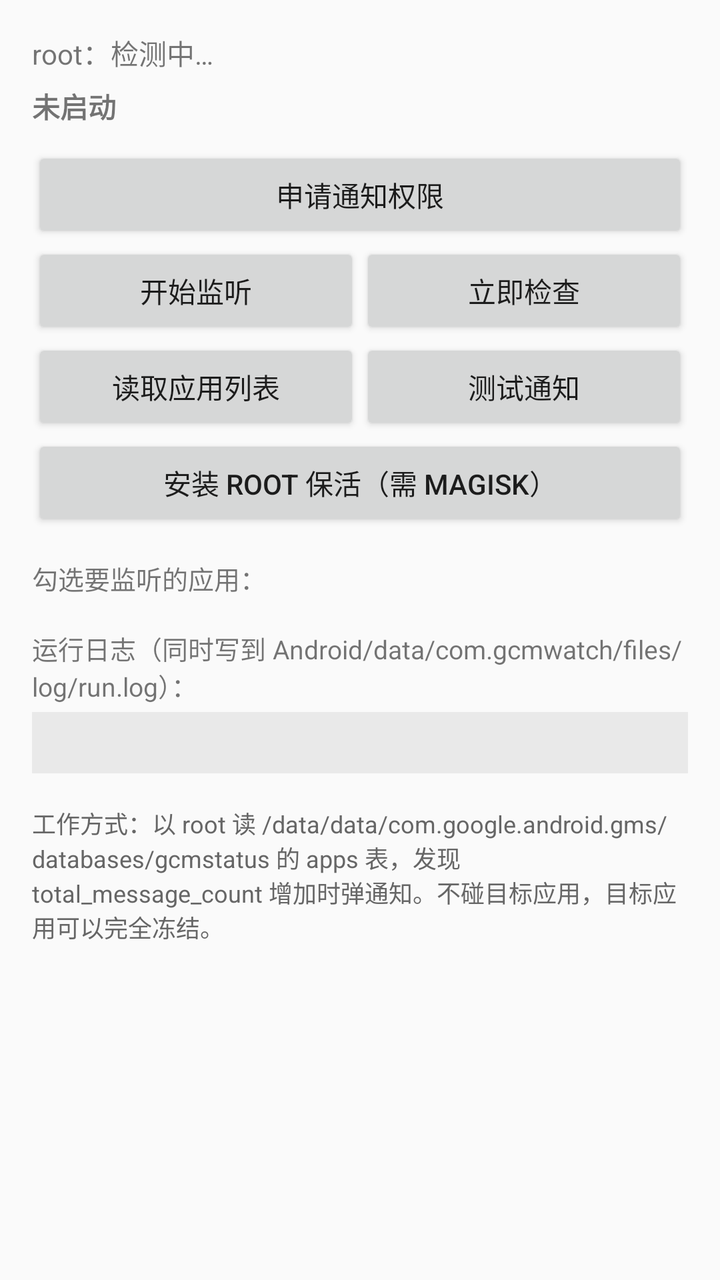
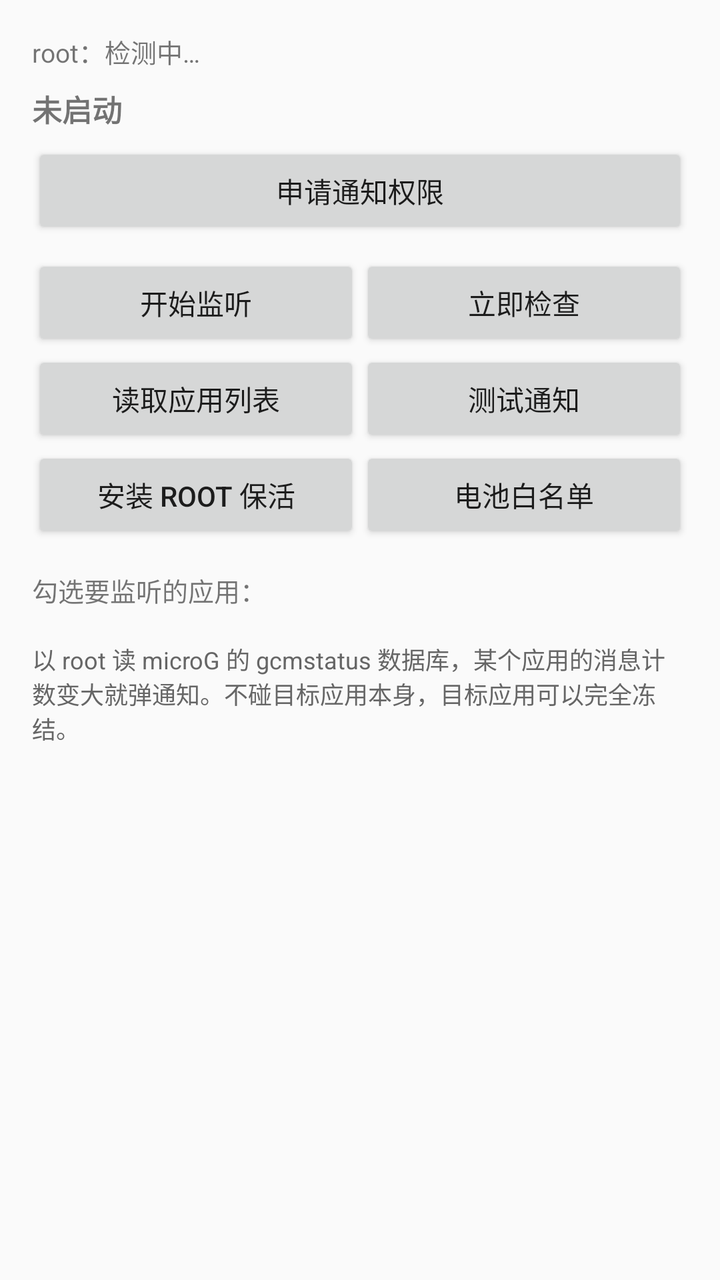

Screens rendered from an Android XML layout before and after an edit, with the pre-edit source and the edit as a unified diff.
<!-- AndroidManifest.xml: application theme android:Theme.Material.Light.DarkActionBar -->
<!-- res/layout/activity_main.xml -->
<?xml version="1.0" encoding="utf-8"?>
<ScrollView xmlns:android="http://schemas.android.com/apk/res/android"
    android:layout_width="match_parent"
    android:layout_height="match_parent"
    android:fillViewport="true">

    <LinearLayout
        android:layout_width="match_parent"
        android:layout_height="wrap_content"
        android:orientation="vertical"
        android:padding="16dp">

        <TextView
            android:id="@+id/tvRoot"
            android:layout_width="match_parent"
            android:layout_height="wrap_content"
            android:text="root：检测中…"
            android:textSize="14sp" />

        <TextView
            android:id="@+id/tvStatus"
            android:layout_width="match_parent"
            android:layout_height="wrap_content"
            android:layout_marginTop="6dp"
            android:text="未启动"
            android:textSize="14sp"
            android:textStyle="bold" />

        <Button
            android:id="@+id/btnPerm"
            android:layout_width="match_parent"
            android:layout_height="wrap_content"
            android:layout_marginTop="10dp"
            android:text="申请通知权限" />

        <LinearLayout
            android:layout_width="match_parent"
            android:layout_height="wrap_content"
            android:orientation="horizontal">

            <Button
                android:id="@+id/btnToggle"
                android:layout_width="0dp"
                android:layout_height="wrap_content"
                android:layout_weight="1"
                android:text="开始监听" />

            <Button
                android:id="@+id/btnCheck"
                android:layout_width="0dp"
                android:layout_height="wrap_content"
                android:layout_weight="1"
                android:text="立即检查" />
        </LinearLayout>

        <LinearLayout
            android:layout_width="match_parent"
            android:layout_height="wrap_content"
            android:orientation="horizontal">

            <Button
                android:id="@+id/btnScan"
                android:layout_width="0dp"
                android:layout_height="wrap_content"
                android:layout_weight="1"
                android:text="读取应用列表" />

            <Button
                android:id="@+id/btnTest"
                android:layout_width="0dp"
                android:layout_height="wrap_content"
                android:layout_weight="1"
                android:text="测试通知" />
        </LinearLayout>

        <Button
            android:id="@+id/btnKeep"
            android:layout_width="match_parent"
            android:layout_height="wrap_content"
            android:text="安装 root 保活（需 Magisk）" />

        <TextView
            android:layout_width="match_parent"
            android:layout_height="wrap_content"
            android:layout_marginTop="14dp"
            android:text="勾选要监听的应用："
            android:textSize="13sp" />

        <LinearLayout
            android:id="@+id/llApps"
            android:layout_width="match_parent"
            android:layout_height="wrap_content"
            android:orientation="vertical" />

        <TextView
            android:layout_width="match_parent"
            android:layout_height="wrap_content"
            android:layout_marginTop="16dp"
            android:text="运行日志（同时写到 Android/data/com.gcmwatch/files/log/run.log）："
            android:textSize="13sp" />

        <TextView
            android:id="@+id/tvLog"
            android:layout_width="match_parent"
            android:layout_height="wrap_content"
            android:layout_marginTop="4dp"
            android:background="#11000000"
            android:fontFamily="monospace"
            android:padding="8dp"
            android:textIsSelectable="true"
            android:textSize="11sp" />

        <TextView
            android:layout_width="match_parent"
            android:layout_height="wrap_content"
            android:layout_marginTop="16dp"
            android:textSize="12sp"
            android:textColor="#666666"
            android:text="工作方式：以 root 读 /data/data/com.google.android.gms/databases/gcmstatus 的 apps 表，发现 total_message_count 增加时弹通知。不碰目标应用，目标应用可以完全冻结。" />

    </LinearLayout>
</ScrollView>
<!-- resources referenced by this layout -->
<resources>

</resources>

<!-- the commit's change to res/layout/activity_main.xml (unified diff, before → after) -->
@@ -15,27 +15,28 @@
             android:layout_width="match_parent"
             android:layout_height="wrap_content"
             android:text="root：检测中…"
-            android:textSize="14sp" />
+            android:textSize="13sp" />
 
         <TextView
             android:id="@+id/tvStatus"
             android:layout_width="match_parent"
             android:layout_height="wrap_content"
-            android:layout_marginTop="6dp"
+            android:layout_marginTop="8dp"
             android:text="未启动"
-            android:textSize="14sp"
+            android:textSize="15sp"
             android:textStyle="bold" />
 
         <Button
             android:id="@+id/btnPerm"
             android:layout_width="match_parent"
             android:layout_height="wrap_content"
-            android:layout_marginTop="10dp"
+            android:layout_marginTop="6dp"
             android:text="申请通知权限" />
 
         <LinearLayout
             android:layout_width="match_parent"
             android:layout_height="wrap_content"
+            android:layout_marginTop="8dp"
             android:orientation="horizontal">
 
             <Button
@@ -73,11 +74,25 @@
                 android:text="测试通知" />
         </LinearLayout>
 
-        <Button
-            android:id="@+id/btnKeep"
+        <LinearLayout
             android:layout_width="match_parent"
             android:layout_height="wrap_content"
-            android:text="安装 root 保活（需 Magisk）" />
+            android:orientation="horizontal">
+
+            <Button
+                android:id="@+id/btnKeep"
+                android:layout_width="0dp"
+                android:layout_height="wrap_content"
+                android:layout_weight="1"
+                android:text="安装 root 保活" />
+
+            <Button
+                android:id="@+id/btnBattery"
+                android:layout_width="0dp"
+                android:layout_height="wrap_content"
+                android:layout_weight="1"
+                android:text="电池白名单" />
+        </LinearLayout>
 
         <TextView
             android:layout_width="match_parent"
@@ -96,27 +111,9 @@
             android:layout_width="match_parent"
             android:layout_height="wrap_content"
             android:layout_marginTop="16dp"
-            android:text="运行日志（同时写到 Android/data/com.gcmwatch/files/log/run.log）："
-            android:textSize="13sp" />
-
-        <TextView
-            android:id="@+id/tvLog"
-            android:layout_width="match_parent"
-            android:layout_height="wrap_content"
-            android:layout_marginTop="4dp"
-            android:background="#11000000"
-            android:fontFamily="monospace"
-            android:padding="8dp"
-            android:textIsSelectable="true"
-            android:textSize="11sp" />
-
-        <TextView
-            android:layout_width="match_parent"
-            android:layout_height="wrap_content"
-            android:layout_marginTop="16dp"
             android:textSize="12sp"
             android:textColor="#666666"
-            android:text="工作方式：以 root 读 /data/data/com.google.android.gms/databases/gcmstatus 的 apps 表，发现 total_message_count 增加时弹通知。不碰目标应用，目标应用可以完全冻结。" />
+            android:text="以 root 读 microG 的 gcmstatus 数据库，某个应用的消息计数变大就弹通知。不碰目标应用本身，目标应用可以完全冻结。" />
 
     </LinearLayout>
 </ScrollView>
